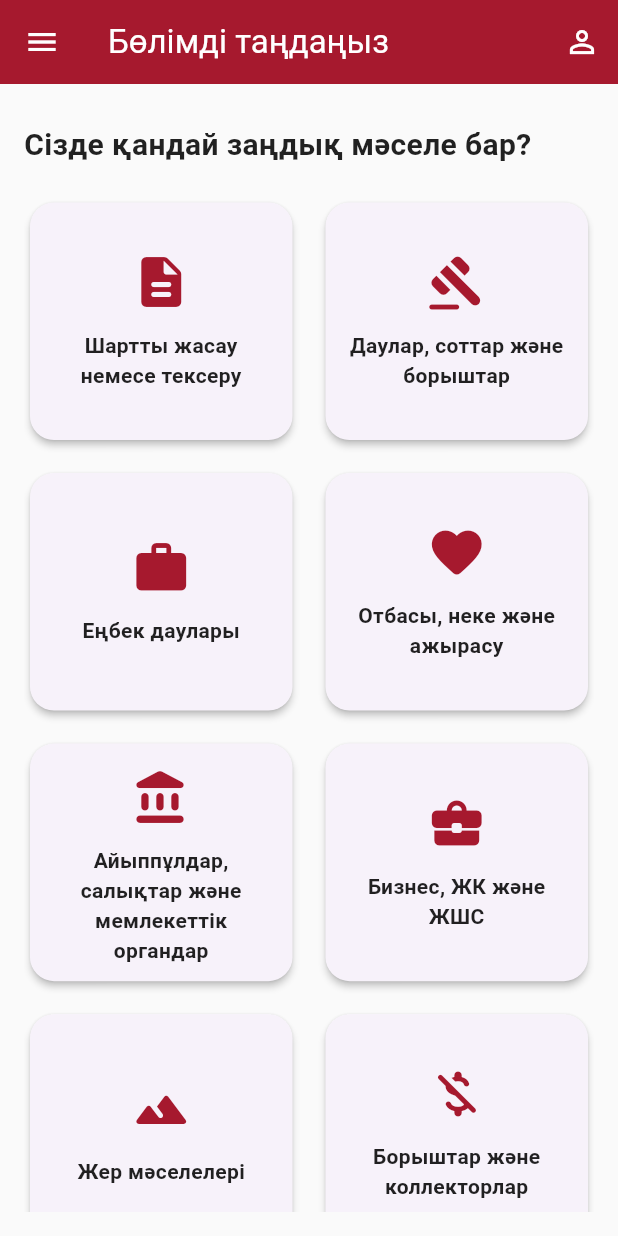
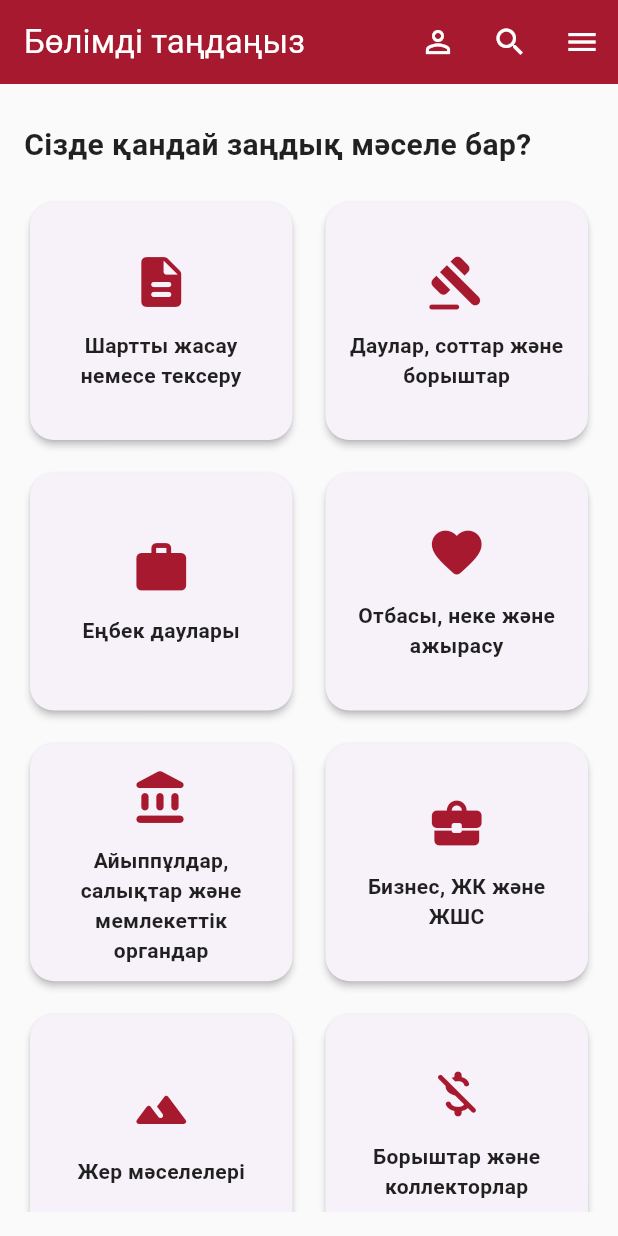
Before and after one commit to abeldinovtm-creator/applawyer, a Flutter app: the CategorySelectionScreen screen opened directly, on a phone screen of 412 x 824 dp. Run offline on Flutter 3.47's test engine with Material 3 defaults, Android fonts, the phone set to English and light mode, and no system bars; our stand-ins replace easy_localization, firebase_core, firebase_messaging, speech_to_text, supabase_flutter; accounts and stored records are empty.

Commit message:
feat: move menu to right, add keyword search to main screens
- CategorySelectionScreen: converted to StatefulWidget, menu button
  moved to right via automaticallyImplyLeading:false + Builder/openDrawer,
  search icon added to actions, filters categories grid in real-time
- LawyerDashboardScreen: same AppBar pattern, search filters cases tab
  by title/description/category/service_type
- Added search.hint / hint_cases / no_results keys to all 3 locales

Co-Authored-By: Claude Sonnet 4.6 <noreply@anthropic.com>

```diff
--- a/assets/translations/en.json
+++ b/assets/translations/en.json
@@ -199,6 +199,11 @@
     "enforcement": "Court enforcement / Bailiff",
     "other": "Other issue"
   },
+  "search": {
+    "hint": "Search by service...",
+    "hint_cases": "Search by cases...",
+    "no_results": "Nothing found"
+  },
   "region_picker": {
     "title": "Region",
     "reset": "Reset",
--- a/assets/translations/kk.json
+++ b/assets/translations/kk.json
@@ -199,6 +199,11 @@
     "enforcement": "Сот шешімін орындау / ЖСО",
     "other": "Басқа сұрақ"
   },
+  "search": {
+    "hint": "Қызметтер бойынша іздеу...",
+    "hint_cases": "Өтінімдер бойынша іздеу...",
+    "no_results": "Ештеңе табылмады"
+  },
   "region_picker": {
     "title": "Аймақ",
     "reset": "Барлығы",
--- a/assets/translations/ru.json
+++ b/assets/translations/ru.json
@@ -199,6 +199,11 @@
     "enforcement": "Исполнение решения суда / ЧСИ",
     "other": "Другой вопрос"
   },
+  "search": {
+    "hint": "Поиск по услугам...",
+    "hint_cases": "Поиск по заявкам...",
+    "no_results": "Ничего не найдено"
+  },
   "region_picker": {
     "title": "Регион",
     "reset": "Сбросить",
--- a/lib/main.dart
+++ b/lib/main.dart
@@ -218,12 +218,35 @@ class _AuthRouterState extends State<AuthRouter> {
   }
 }
 
-class CategorySelectionScreen extends StatelessWidget {
+class CategorySelectionScreen extends StatefulWidget {
   const CategorySelectionScreen({Key? key}) : super(key: key);
 
   @override
+  State<CategorySelectionScreen> createState() => _CategorySelectionScreenState();
+}
+
+class _CategorySelectionScreenState extends State<CategorySelectionScreen> {
+  bool _isSearching = false;
+  final _searchCtrl = TextEditingController();
+  String _searchQuery = '';
+
+  @override
+  void dispose() {
+    _searchCtrl.dispose();
+    super.dispose();
+  }
+
+  void _stopSearch() {
+    setState(() {
+      _isSearching = false;
+      _searchQuery = '';
+      _searchCtrl.clear();
+    });
+  }
+
+  @override
   Widget build(BuildContext context) {
-    final List<Map<String, dynamic>> categories = [
+    final List<Map<String, dynamic>> allCategories = [
       {'id': 'Составить или проверить договор', 'title': 'category.contract'.tr(), 'icon': Icons.description_rounded},
       {'id': 'Споры, суды и долги', 'title': 'category.disputes'.tr(), 'icon': Icons.gavel_rounded},
       {'id': 'Трудовые споры', 'title': 'category.labor'.tr(), 'icon': Icons.work_rounded},
@@ -237,11 +260,34 @@ class CategorySelectionScreen extends StatelessWidget {
       {'id': 'Другой вопрос', 'title': 'category.other'.tr(), 'icon': Icons.help_outline_rounded},
     ];
 
+    final categories = _searchQuery.isEmpty
+        ? allCategories
+        : allCategories.where((cat) {
+            final q = _searchQuery.toLowerCase();
+            return cat['title'].toString().toLowerCase().contains(q) ||
+                   cat['id'].toString().toLowerCase().contains(q);
+          }).toList();
+
     return Scaffold(
       drawer: const AppDrawer(role: 'client'),
       appBar: AppBar(
-        title: Text('category.screen_title'.tr()),
+        automaticallyImplyLeading: false,
+        title: _isSearching
+            ? TextField(
+                controller: _searchCtrl,
+                autofocus: true,
+                style: const TextStyle(color: Colors.white),
+                cursorColor: Colors.white,
+                decoration: InputDecoration(
+                  hintText: 'search.hint'.tr(),
+                  hintStyle: const TextStyle(color: Colors.white60),
+                  border: InputBorder.none,
+                ),
+                onChanged: (v) => setState(() => _searchQuery = v),
+              )
+            : Text('category.screen_title'.tr()),
         actions: [
+          if (!_isSearching) ...[
             IconButton(
               icon: const Icon(Icons.person_outline),
               tooltip: 'profile.title'.tr(),
@@ -250,19 +296,46 @@ class CategorySelectionScreen extends StatelessWidget {
                 MaterialPageRoute(builder: (_) => const ProfileScreen()),
               ),
             ),
+            IconButton(
+              icon: const Icon(Icons.search),
+              onPressed: () => setState(() => _isSearching = true),
+            ),
+          ] else
+            IconButton(
+              icon: const Icon(Icons.close),
+              onPressed: _stopSearch,
+            ),
+          Builder(
+            builder: (ctx) => IconButton(
+              icon: const Icon(Icons.menu),
+              onPressed: () => Scaffold.of(ctx).openDrawer(),
+            ),
+          ),
         ],
       ),
       body: Padding(
         padding: const EdgeInsets.all(16.0),
         child: Column(
-          crossAxisAlignment: CrossAxisAlignment.start, // ОШИБКА ИСПРАВЛЕНА: crossAxisAlignment вместо cross
+          crossAxisAlignment: CrossAxisAlignment.start,
           children: [
+            if (!_isSearching) ...[
               const SizedBox(height: 10),
               Text(
                 'category.welcome'.tr(),
                 style: const TextStyle(fontSize: 20, fontWeight: FontWeight.bold, color: Colors.black87),
               ),
               const SizedBox(height: 20),
+            ],
+            if (categories.isEmpty)
+              Expanded(
+                child: Center(
+                  child: Text(
+                    'search.no_results'.tr(),
+                    style: const TextStyle(color: Colors.grey, fontSize: 16),
+                  ),
+                ),
+              )
+            else
               Expanded(
                 child: GridView.builder(
                   gridDelegate: const SliverGridDelegateWithFixedCrossAxisCount(
```
Also changed, not shown: lib/lawyer_screen.dart (+53 -4 lines). Lines whose indentation alone changed are shown as unchanged.
